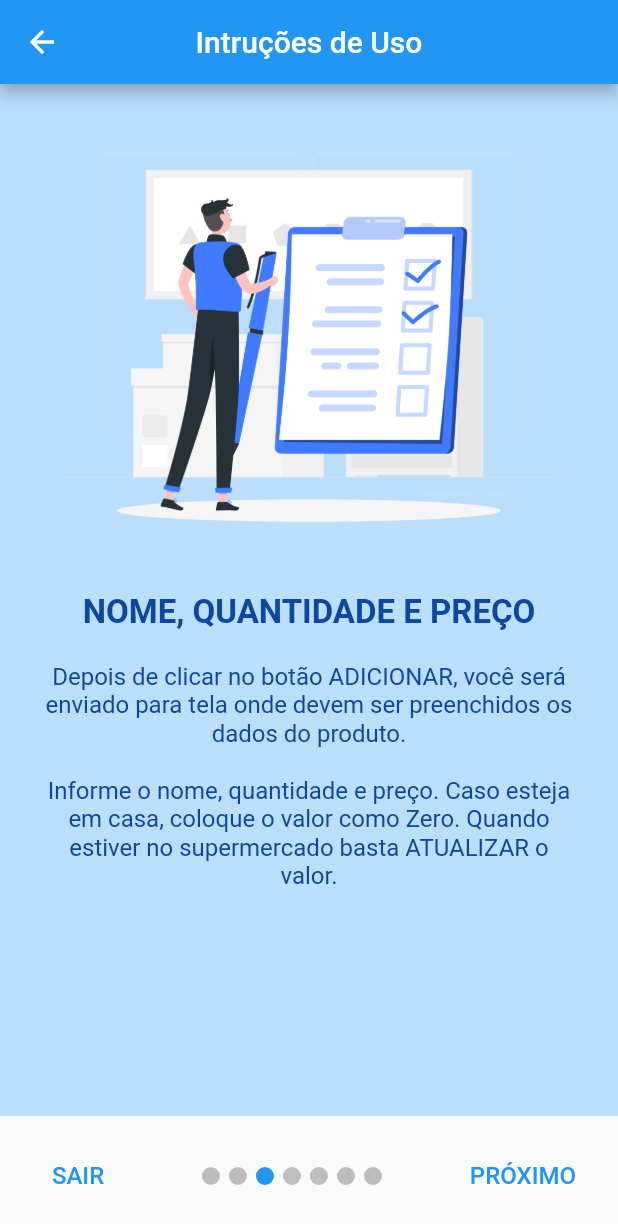
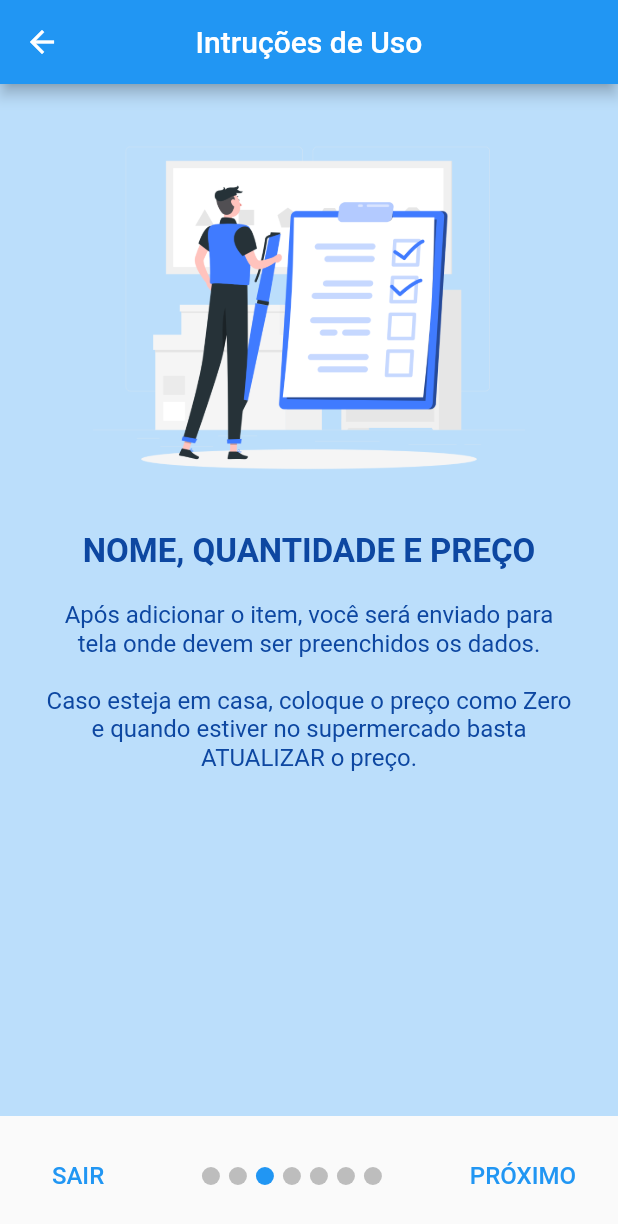
Before and after one commit to devlucasandrade/app_lista_de_compras_v1, a Flutter app: the InstrucoesDeUso screen opened by its route, swiped to page 3, on a phone screen of 412 x 824 dp. Shown: the top 1224 px of the screen. Run offline on Flutter 3.47's test engine with Material 2 defaults, Android fonts, the phone set to English and light mode, and no system bars; drawn by our look-alikes of smooth_page_indicator.

Commit message:
Ajuste nas imagens das instruções.

```diff
--- a/lib/components/container_instrucoes.dart
+++ b/lib/components/container_instrucoes.dart
@@ -26,7 +26,7 @@ class ContainerInstrucoes extends StatelessWidget {
             child: Image.asset(
               urlImage,
               fit: BoxFit.cover,
-              width: MediaQuery.of(context).size.width * .8,
+              width: MediaQuery.of(context).size.width * .7,
             ),
           ),
           Container(
--- a/lib/pages/instrucoes_de_uso.dart
+++ b/lib/pages/instrucoes_de_uso.dart
@@ -59,7 +59,7 @@ class _InstrucoesDeUsoState extends State<InstrucoesDeUso> {
               urlImage: 'assets/images/todolist.png',
               title: 'NOME, QUANTIDADE E PREÇO',
               subtitle:
-                  'Depois de clicar no botão ADICIONAR, você será enviado para tela onde devem ser preenchidos os dados do produto. \n\nInforme o nome, quantidade e preço. Caso esteja em casa, coloque o valor como Zero. Quando estiver no supermercado basta ATUALIZAR o valor.',
+                  'Após adicionar o item, você será enviado para tela onde devem ser preenchidos os dados. \n\nCaso esteja em casa, coloque o preço como Zero e quando estiver no supermercado basta ATUALIZAR o preço.',
             ),
             ContainerInstrucoes(
               color: Colors.blue.shade100,
```
